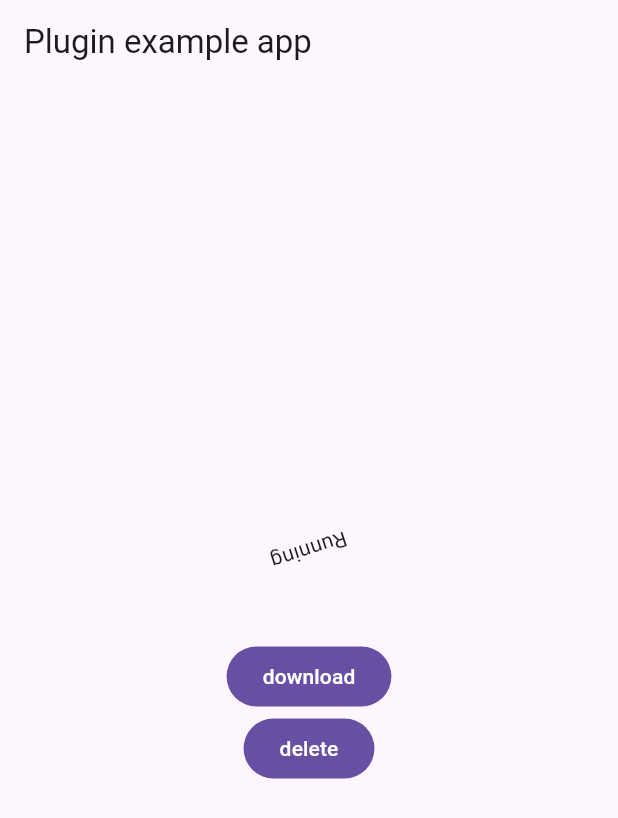
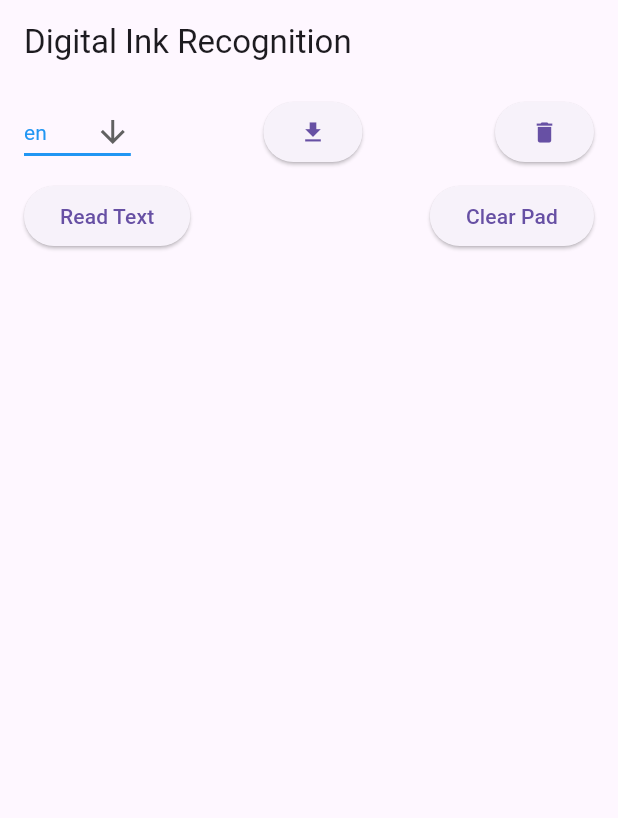
Before and after one commit to hungnmdev2079/digital_ink_recognition_mlkit, a Flutter app: the screen it shows after launch, on a phone screen of 412 x 824 dp. Shown: the top 818 px of the screen. Run offline on Flutter 3.47's test engine with Material 3 defaults, Android fonts, the phone set to English and light mode, and no system bars.

Commit message:
update example

```diff
--- a/example/lib/main.dart
+++ b/example/lib/main.dart
@@ -1,8 +1,6 @@
 // ignore_for_file: avoid_print
 
-import 'dart:math';
-
-import 'package:flutter/material.dart';
+import 'package:flutter/material.dart' hide Ink;
 import 'dart:async';
 
 import 'package:digital_ink_recognition_mlkit/digital_ink_recognition_mlkit.dart';
@@ -48,34 +46,219 @@ class _MyAppState extends State<MyApp> with TickerProviderStateMixin {
   @override
   Widget build(BuildContext context) {
     return MaterialApp(
-      home: Scaffold(
-        appBar: AppBar(
-          title: const Text('Plugin example app'),
-        ),
-        body: Center(
-          child: Column(
-            mainAxisAlignment: MainAxisAlignment.center,
-            children: [
-              AnimatedBuilder(
-                  animation: animationController,
-                  builder: (context, child) => Transform.rotate(
-                      angle: animation.value * pi, child: child),
-                  child: const Text('Running')),
-              const SizedBox(height: 50),
-              FilledButton(
-                  onPressed: () async {
-                    await download();
-                  },
-                  child: const Text('download')),
-              FilledButton(
-                  onPressed: () async {
-                    await deleteModel();
-                  },
-                  child: const Text('delete'))
-            ],
-          ),
+      home: DigitalInkView(),
+    );
+  }
+}
+
+class DigitalInkView extends StatefulWidget {
+  @override
+  State<DigitalInkView> createState() => _DigitalInkViewState();
+}
+
+class _DigitalInkViewState extends State<DigitalInkView> {
+  var _language = 'en';
+  // Codes from https://developers.google.com/ml-kit/vision/digital-ink-recognition/base-models?hl=en#text
+  final _languages = [
+    'en',
+    'es',
+    'fr',
+    'hi',
+    'it',
+    'ja',
+    'pt',
+    'ru',
+    'zh-Hani',
+  ];
+  var _digitalInkRecognizer = DigitalInkRecognizer(languageCode: 'en');
+  final Ink _ink = Ink();
+  List<StrokePoint> _points = [];
+  String _recognizedText = '';
+
+  @override
+  void dispose() {
+    _digitalInkRecognizer.close();
+    super.dispose();
+  }
+
+  @override
+  Widget build(BuildContext context) {
+    return Scaffold(
+      appBar: AppBar(title: Text('Digital Ink Recognition')),
+      body: SafeArea(
+        child: Column(
+          children: [
+            SizedBox(height: 8),
+            Padding(
+              padding: EdgeInsets.symmetric(horizontal: 16),
+              child: Row(
+                mainAxisAlignment: MainAxisAlignment.spaceBetween,
+                children: [
+                  _buildDropdown(),
+                  ElevatedButton(
+                    onPressed: _downloadModel,
+                    child: Icon(Icons.download),
+                  ),
+                  ElevatedButton(
+                    onPressed: _deleteModel,
+                    child: Icon(Icons.delete),
+                  ),
+                ],
+              ),
+            ),
+            SizedBox(height: 8),
+            Padding(
+              padding: EdgeInsets.symmetric(horizontal: 16),
+              child: Row(
+                mainAxisAlignment: MainAxisAlignment.spaceBetween,
+                children: [
+                  ElevatedButton(
+                    onPressed: _recogniseText,
+                    child: Text('Read Text'),
+                  ),
+                  ElevatedButton(
+                    onPressed: _clearPad,
+                    child: Text('Clear Pad'),
+                  ),
+                ],
+              ),
+            ),
+            Expanded(
+              child: GestureDetector(
+                onPanStart: (DragStartDetails details) {
+                  _ink.strokes.add(Stroke());
+                },
+                onPanUpdate: (DragUpdateDetails details) {
+                  setState(() {
+                    final RenderObject? object = context.findRenderObject();
+                    final localPosition = (object as RenderBox?)
+                        ?.globalToLocal(details.localPosition);
+                    if (localPosition != null) {
+                      _points = List.from(_points)
+                        ..add(StrokePoint(
+                          x: localPosition.dx,
+                          y: localPosition.dy,
+                          t: DateTime.now().millisecondsSinceEpoch,
+                        ));
+                    }
+                    if (_ink.strokes.isNotEmpty) {
+                      _ink.strokes.last.points = _points.toList();
+                    }
+                  });
+                },
+                onPanEnd: (DragEndDetails details) {
+                  _points.clear();
+                  setState(() {});
+                },
+                child: CustomPaint(
+                  painter: Signature(ink: _ink),
+                  size: Size.infinite,
+                ),
+              ),
+            ),
+            if (_recognizedText.isNotEmpty)
+              Text(
+                'Candidates: $_recognizedText',
+                style: TextStyle(fontSize: 23),
+              ),
+          ],
         ),
       ),
     );
   }
+
+  Widget _buildDropdown() => DropdownButton<String>(
+        value: _language,
+        icon: const Icon(Icons.arrow_downward),
+        elevation: 16,
+        style: const TextStyle(color: Colors.blue),
+        underline: Container(
+          height: 2,
+          color: Colors.blue,
+        ),
+        onChanged: (String? lang) {
+          if (lang != null) {
+            setState(() {
+              _language = lang;
+              _digitalInkRecognizer.close();
+              _digitalInkRecognizer =
+                  DigitalInkRecognizer(languageCode: _language);
+            });
+          }
+        },
+        items: _languages.map<DropdownMenuItem<String>>((lang) {
+          return DropdownMenuItem<String>(
+            value: lang,
+            child: Text(lang),
+          );
+        }).toList(),
+      );
+
+  void _clearPad() {
+    setState(() {
+      _ink.strokes.clear();
+      _points.clear();
+      _recognizedText = '';
+    });
+  }
+
+  Future<void> _deleteModel() async {
+    _digitalInkRecognizer
+        .deleteModel()
+        .then((value) => value ? 'success' : 'failed');
+  }
+
+  Future<void> _downloadModel() async {
+    _digitalInkRecognizer
+        .downLoadModel()
+        .then((value) => value ? 'success' : 'failed');
+  }
+
+  Future<void> _recogniseText() async {
+    showDialog(
+        context: context,
+        builder: (context) => AlertDialog(
+              title: Text('Recognizing'),
+            ),
+        barrierDismissible: true);
+    try {
+      final candidates = await _digitalInkRecognizer.recognize(_ink);
+      _recognizedText = '';
+      for (final candidate in candidates) {
+        _recognizedText += '\n${candidate.text}';
+      }
+      setState(() {});
+    } catch (e) {
+      ScaffoldMessenger.of(context).showSnackBar(SnackBar(
+        content: Text(e.toString()),
+      ));
+    }
+    Navigator.pop(context);
+  }
 }
+
+class Signature extends CustomPainter {
+  Ink ink;
+
+  Signature({required this.ink});
+
+  @override
+  void paint(Canvas canvas, Size size) {
+    final Paint paint = Paint()
+      ..color = Colors.blue
+      ..strokeCap = StrokeCap.round
+      ..strokeWidth = 4.0;
+
+    for (final stroke in ink.strokes) {
+      for (int i = 0; i < stroke.points.length - 1; i++) {
+        final p1 = stroke.points[i];
+        final p2 = stroke.points[i + 1];
+        canvas.drawLine(Offset(p1.x.toDouble(), p1.y.toDouble()),
+            Offset(p2.x.toDouble(), p2.y.toDouble()), paint);
+      }
+    }
+  }
+
+  @override
+  bool shouldRepaint(Signature oldDelegate) => true;
+}
```
